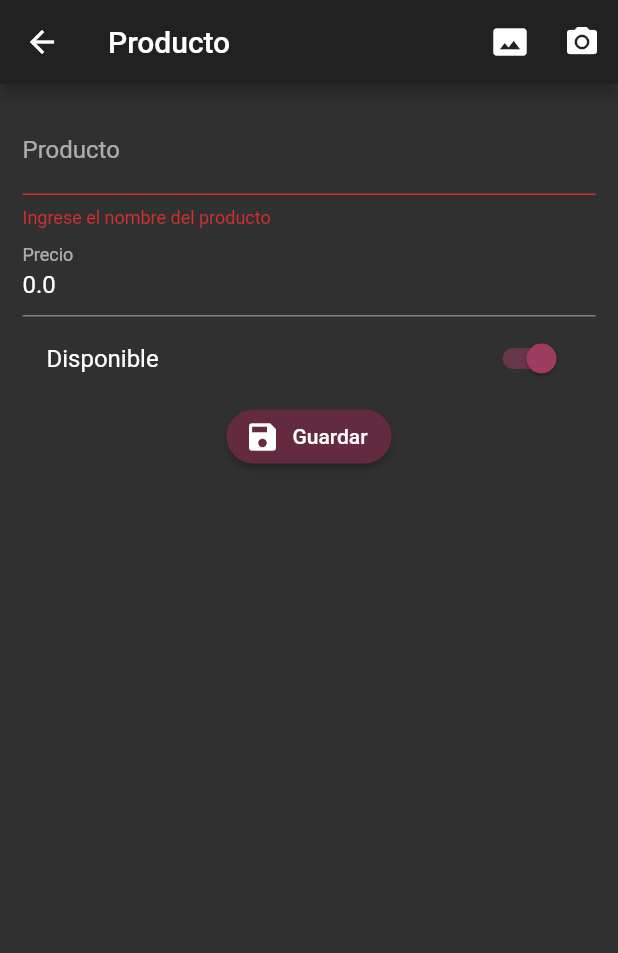
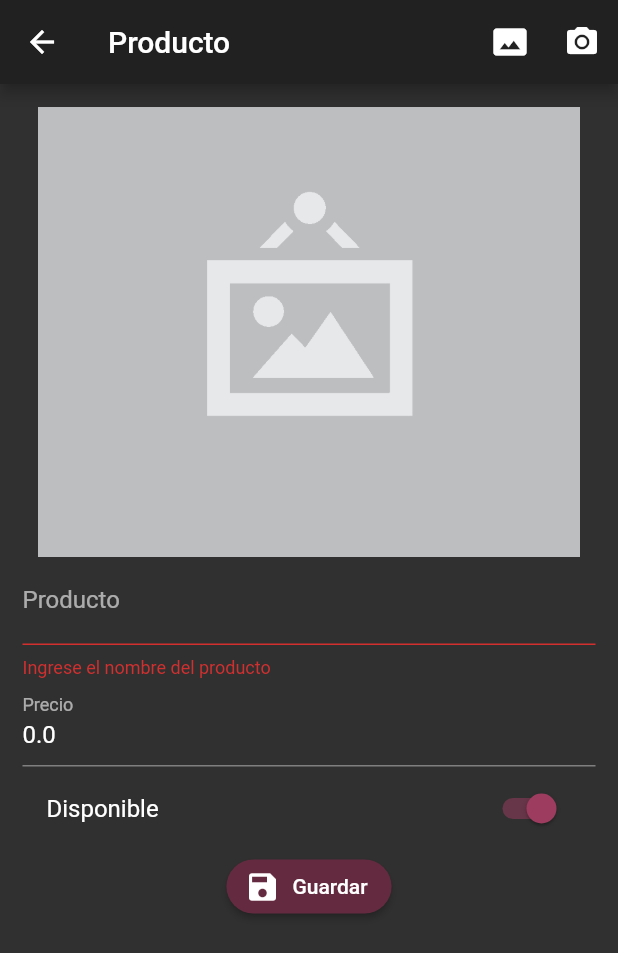
Before and after one commit to ricardotg34/product-app, a Flutter app: the ProductPage screen opened by its route, after a tap on "Guardar", after a tap on the "photo size select actual" icon, on a phone screen of 412 x 824 dp. Shown: the top 953 px of the screen. Run offline on Flutter 3.47's test engine with Material 2 defaults, Android fonts, the phone set to English and light mode, and no system bars; our stand-ins replace image_picker, rxdart; network calls fail.

Commit message:
Add upload and view images from the server

```diff
--- a/lib/src/models/Product.dart
+++ b/lib/src/models/Product.dart
@@ -10,14 +10,14 @@ class ProductModel {
     String name;
     double price;
     bool available;
-    String urlPicture;
+    String imagePath;
 
     ProductModel({
         this.id,
         this.name = '',
         this.price  = 0.0,
         this.available = true,
-        this.urlPicture,
+        this.imagePath,
     });
 
     factory ProductModel.fromJson(Map<String, dynamic> json) => new ProductModel(
@@ -25,7 +25,7 @@ class ProductModel {
         name     : json["name"],
         price      : json["price"].toDouble(),
         available : json["available"],
-        urlPicture    : json["url_picture"],
+        imagePath    : json["imagePath"],
     );
 
     Map<String, dynamic> toJson() => {
@@ -33,6 +33,6 @@ class ProductModel {
         "name"     : name,
         "price"      : price,
         "available" : available,
-        "url_picture"    : urlPicture,
+        "imagePath"    : imagePath,
     };
 }
--- a/lib/src/pages/product_page.dart
+++ b/lib/src/pages/product_page.dart
@@ -1,7 +1,10 @@
+import 'dart:io';
+
 import 'package:flutter/material.dart';
 import 'package:formvalidation/src/models/Product.dart';
 import 'package:formvalidation/src/providers/product_provider.dart';
 import 'package:formvalidation/src/utils/utils.dart' as utils;
+import 'package:image_picker/image_picker.dart';
 
 class ProductPage extends StatefulWidget {
   @override
@@ -14,6 +17,7 @@ class _ProductPageState extends State<ProductPage> {
   ProductModel product;
   final ProductProvider _productProvider = new ProductProvider();
   bool _isSaving = false;
+  File photo;
 
   @override
   void didChangeDependencies() {
@@ -30,11 +34,11 @@ class _ProductPageState extends State<ProductPage> {
         actions: [
           IconButton(
             icon: Icon(Icons.photo_size_select_actual),
-            onPressed: (){}
+            onPressed:() => _selectPhoto(ImageSource.gallery)
           ),
           IconButton(
             icon: Icon(Icons.camera_alt),
-            onPressed: (){}
+            onPressed: () => _selectPhoto(ImageSource.camera)
           ),
         ],
       ),
@@ -45,6 +49,7 @@ class _ProductPageState extends State<ProductPage> {
             key: formKey,
             child: Column(
               children: [
+                _productImage(),
                 TextFormField( //Product field
                   initialValue: product.name,
                   textCapitalization: TextCapitalization.sentences,
@@ -96,6 +101,23 @@ class _ProductPageState extends State<ProductPage> {
     );
   }
 
+  Widget _productImage(){
+    if( product.imagePath != null){
+      return FadeInImage(
+        placeholder: AssetImage('assets/jar-loading.gif'),
+        image: NetworkImage('http://192.168.0.9:3000/products/images/${product.imagePath}'),
+        fit: BoxFit.cover,
+        height: 300,
+      );
+    } else {
+      return Image(
+        image: AssetImage(photo?.path ?? 'assets/no-image.png'),
+        height: 300,
+        fit: BoxFit.cover
+      );
+    }
+  }
+
   void _submit() async{
     bool isOk;
     String mensaje;
@@ -108,11 +130,19 @@ class _ProductPageState extends State<ProductPage> {
       if(product.id != null){
         isOk = await _productProvider.updateProduct(product.id, product);
         mensaje = isOk ? 'El producto se actualizó correctamente' : 'Hubo un problema al actualizar el producto';
+        if(photo != null) _productProvider.uploadImage(photo, product.id);
+      }else {
+        final response = await _productProvider.createProdcut(product);
+        mensaje = response['isOk'] ? 'El producto se creó correctamente' : 'Hubo un problema al crear el producto';
+        if(photo != null) _productProvider.uploadImage(photo, response['product'].id);
+        setState(() {
+          photo = null;
+          product.available = true;
+          product.name = '';
+          product.price = 0.0;
+        });
+      }
 
-      }else {
-        isOk = await _productProvider.createProdcut(product);
-        mensaje = isOk ? 'El producto se creó correctamente' : 'Hubo un problema al crear el producto';
-      }
       setState(() {
         _isSaving = false;
       });
@@ -130,4 +160,15 @@ class _ProductPageState extends State<ProductPage> {
 
     scaffoldKey.currentState.showSnackBar(snackbar);
   }
+
+  void _selectPhoto(ImageSource origin) async{
+    final picker = ImagePicker();
+    final pickedFile = await picker.getImage(source: origin);
+    photo = File(pickedFile.path);
+    print(photo.path);
+    if (photo != null) {
+      product.imagePath = null;
+    }
+    setState(() {});
+  }
 }
--- a/pubspec.yaml
+++ b/pubspec.yaml
@@ -30,6 +30,7 @@ dependencies:
   cupertino_icons: ^0.1.3
   rxdart: ^0.24.1
   http:
+  image_picker: ^0.6.7+7
 
 dev_dependencies:
   flutter_test:
@@ -47,9 +48,8 @@ flutter:
   uses-material-design: true
 
   # To add assets to your application, add an assets section, like this:
-  # assets:
-  #   - images/a_dot_burr.jpeg
-  #   - images/a_dot_ham.jpeg
+  assets:
+    - assets/
 
   # An image asset can refer to one or more resolution-specific "variants", see
   # https://flutter.dev/assets-and-images/#resolution-aware.
```
Also changed, not shown: lib/src/pages/home_page.dart (+10 -1 lines), lib/src/providers/product_provider.dart (+27 -7 lines), lib/src/widgets/product_tile.dart (+11 -2 lines), assets/jar-loading.gif (added), assets/no-image.png (added), pubspec.lock.
